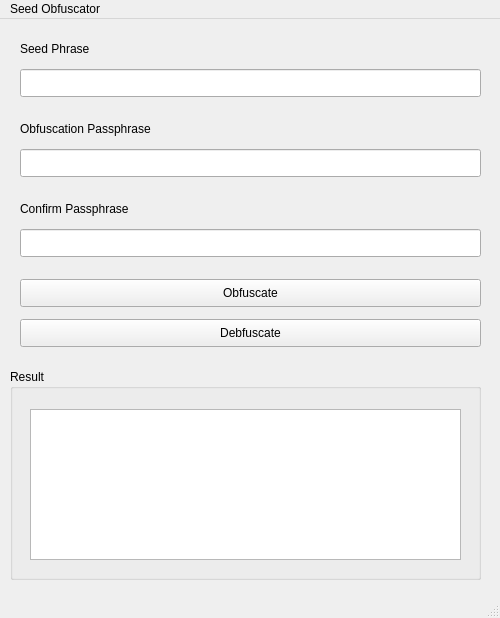
This is src/mainwindow.ui in Ashintosh/seed-obfuscator as Qt 5 draws it before an edit. The edited form follows.
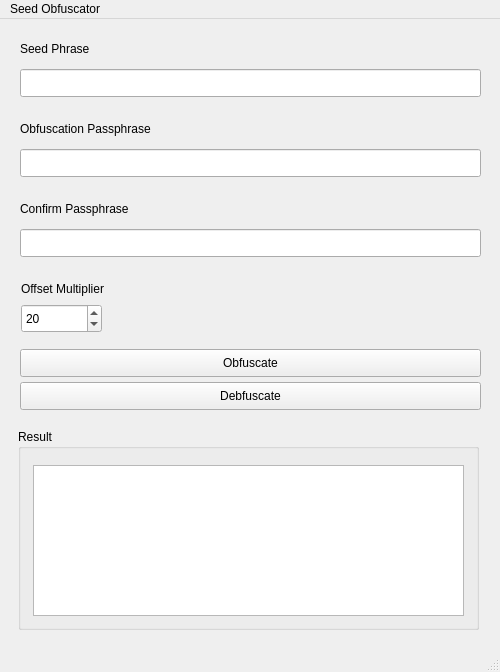
This is the edited form. Icons and pictures are not drawn.

Commit message: Add offset multiplier input

```diff
--- a/src/mainwindow.ui
+++ b/src/mainwindow.ui
@@ -7,7 +7,7 @@
     <x>0</x>
     <y>0</y>
     <width>500</width>
-    <height>618</height>
+    <height>672</height>
    </rect>
   </property>
   <property name="sizePolicy">
@@ -19,13 +19,13 @@
   <property name="minimumSize">
    <size>
     <width>500</width>
-    <height>618</height>
+    <height>672</height>
    </size>
   </property>
   <property name="maximumSize">
    <size>
     <width>500</width>
-    <height>618</height>
+    <height>672</height>
    </size>
   </property>
   <property name="windowTitle">
@@ -115,7 +115,7 @@
     <property name="geometry">
      <rect>
       <x>20</x>
-      <y>260</y>
+      <y>330</y>
       <width>461</width>
       <height>28</height>
      </rect>
@@ -127,10 +127,10 @@
    <widget class="QGroupBox" name="grpResult">
     <property name="geometry">
      <rect>
-      <x>10</x>
-      <y>350</y>
-      <width>471</width>
-      <height>211</height>
+      <x>18</x>
+      <y>410</y>
+      <width>461</width>
+      <height>201</height>
      </rect>
     </property>
     <property name="title">
@@ -139,8 +139,8 @@
     <widget class="QTextEdit" name="txtResult">
      <property name="geometry">
       <rect>
-       <x>20</x>
-       <y>40</y>
+       <x>15</x>
+       <y>36</y>
        <width>431</width>
        <height>151</height>
       </rect>
@@ -154,7 +154,7 @@
     <property name="geometry">
      <rect>
       <x>20</x>
-      <y>300</y>
+      <y>363</y>
       <width>461</width>
       <height>28</height>
      </rect>
@@ -163,6 +163,38 @@
      <string>Debfuscate</string>
     </property>
    </widget>
+   <widget class="QLabel" name="lblOffsetMultiplier">
+    <property name="geometry">
+     <rect>
+      <x>21</x>
+      <y>260</y>
+      <width>101</width>
+      <height>20</height>
+     </rect>
+    </property>
+    <property name="text">
+     <string>Offset Multiplier</string>
+    </property>
+   </widget>
+   <widget class="QSpinBox" name="spnOffsetMultiplier">
+    <property name="geometry">
+     <rect>
+      <x>21</x>
+      <y>285</y>
+      <width>81</width>
+      <height>29</height>
+     </rect>
+    </property>
+    <property name="minimum">
+     <number>2</number>
+    </property>
+    <property name="maximum">
+     <number>500</number>
+    </property>
+    <property name="value">
+     <number>20</number>
+    </property>
+   </widget>
   </widget>
   <widget class="QMenuBar" name="menubar">
    <property name="geometry">
```
The commit also changes 2 other files.
